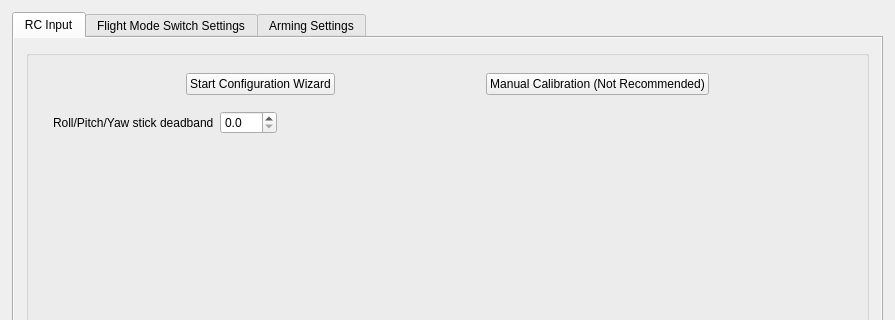
The window that ground/gcs/src/plugins/config/input.ui (d-ronin/dRonin) describes before a commit, drawn with Qt 5; both pictures show x 0 to 895 and y 0 to 320 of the 895 by 672 pixel window.
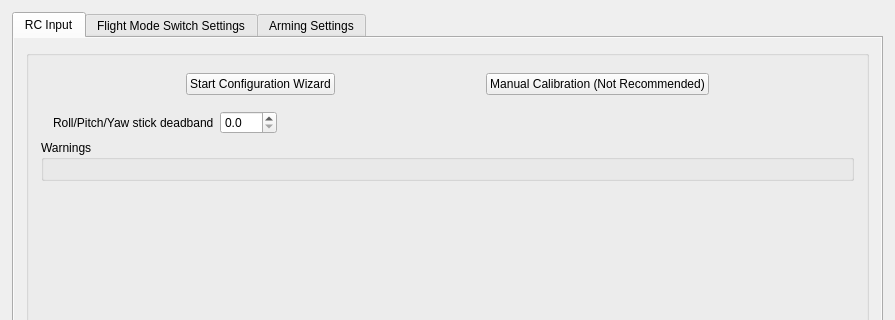
The same window after the commit. The open tabs and pages were chosen to show the change. Icons and pictures are not drawn.

Commit message: GCS:Config: Add warning for collective channel assigned on non-heli

What changed in the file:
```diff
--- a/ground/gcs/src/plugins/config/input.ui
+++ b/ground/gcs/src/plugins/config/input.ui
@@ -64,8 +64,8 @@
            <rect>
             <x>0</x>
             <y>0</y>
-            <width>865</width>
-            <height>589</height>
+            <width>867</width>
+            <height>580</height>
            </rect>
           </property>
           <layout class="QGridLayout" name="gridLayout">
@@ -298,6 +298,14 @@
                     </item>
                    </layout>
                   </item>
+                  <item>
+                   <widget class="QGroupBox" name="gbChannelWarnings">
+                    <property name="title">
+                     <string>Warnings</string>
+                    </property>
+                    <layout class="QVBoxLayout" name="verticalLayout_14"/>
+                   </widget>
+                  </item>
                   <item>
                    <spacer name="verticalSpacer_2">
                     <property name="orientation">
```
Left out of the diff: 10 changed lines with no effect on the pictures. The commit also changes 4 other files.
